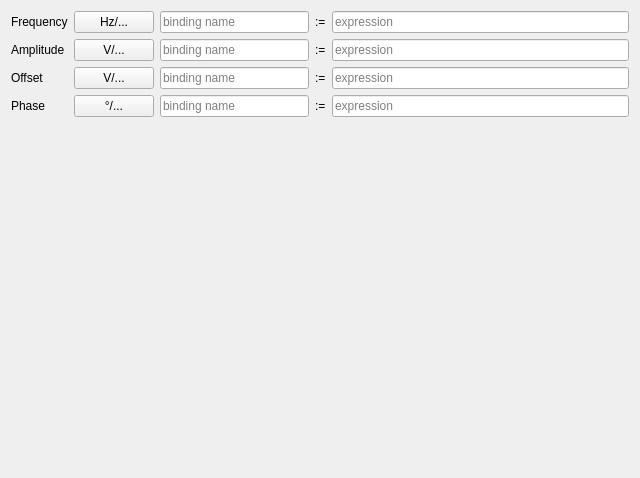
Before: the Qt Designer form condetrol/condetrol/experiment_viewer/config_editor/siglent_sdg_6000x_config_editor/resources/sine_editor.ui in light-scattering-iogs/caqtus, drawn with Qt 5.
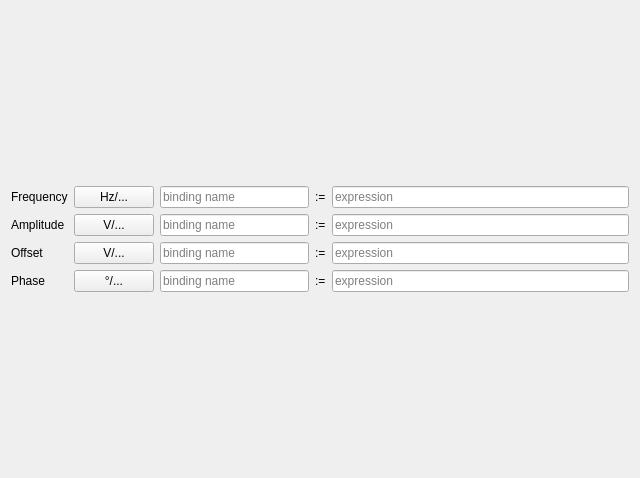
After: the same form once the commit is applied.

Commit message: Add modulation editor to siglent config editor

Patch:
```diff
--- a/condetrol/condetrol/experiment_viewer/config_editor/siglent_sdg_6000x_config_editor/resources/sine_editor.ui
+++ b/condetrol/condetrol/experiment_viewer/config_editor/siglent_sdg_6000x_config_editor/resources/sine_editor.ui
@@ -13,7 +13,13 @@
   <property name="windowTitle">
    <string>Form</string>
   </property>
-  <layout class="QVBoxLayout" name="verticalLayout" stretch="0,1">
+  <layout class="QVBoxLayout" name="verticalLayout" stretch="0">
+   <property name="topMargin">
+    <number>0</number>
+   </property>
+   <property name="bottomMargin">
+    <number>0</number>
+   </property>
    <item>
     <layout class="QGridLayout" name="gridLayout" columnstretch="0,0,1,0,2">
      <property name="spacing">
@@ -161,19 +167,6 @@
      </item>
     </layout>
    </item>
-   <item>
-    <spacer name="verticalSpacer">
-     <property name="orientation">
-      <enum>Qt::Vertical</enum>
-     </property>
-     <property name="sizeHint" stdset="0">
-      <size>
-       <width>20</width>
-       <height>40</height>
-      </size>
-     </property>
-    </spacer>
-   </item>
   </layout>
  </widget>
  <resources/>
```
The commit also changes 8 other files.
